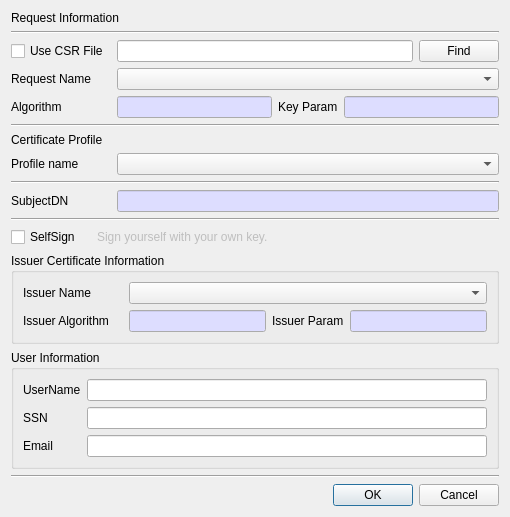
Qt form CertMan/make_cert_dlg.ui (jykim74/CertMan) before a commit.
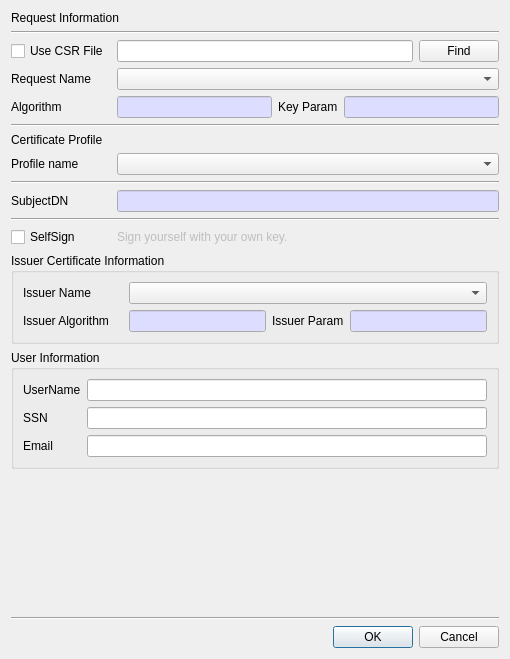
The same form after that commit.

What changed in the file:
```diff
--- a/CertMan/make_cert_dlg.ui
+++ b/CertMan/make_cert_dlg.ui
@@ -7,7 +7,7 @@
     <x>0</x>
     <y>0</y>
     <width>510</width>
-    <height>515</height>
+    <height>659</height>
    </rect>
   </property>
   <property name="windowTitle">
@@ -354,7 +354,7 @@
       <widget class="QCheckBox" name="mSelfSignCheck">
        <property name="maximumSize">
         <size>
-         <width>80</width>
+         <width>100</width>
          <height>16777215</height>
         </size>
        </property>
```
Left out of the diff: 2 changed lines with no effect on the pictures.
